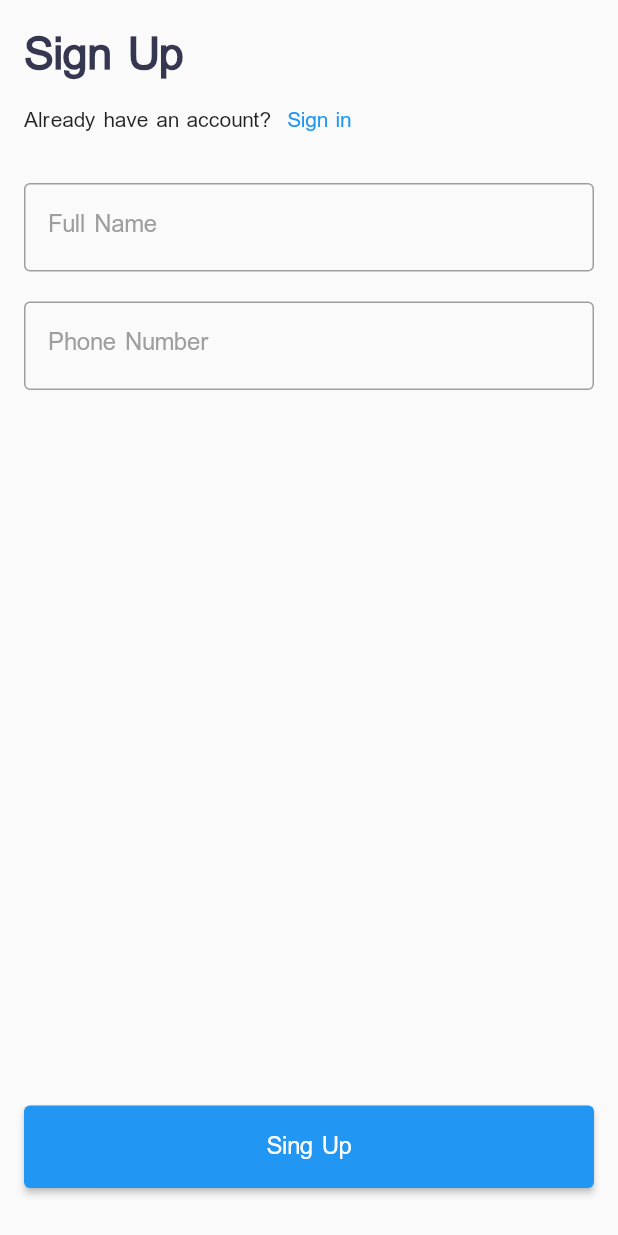
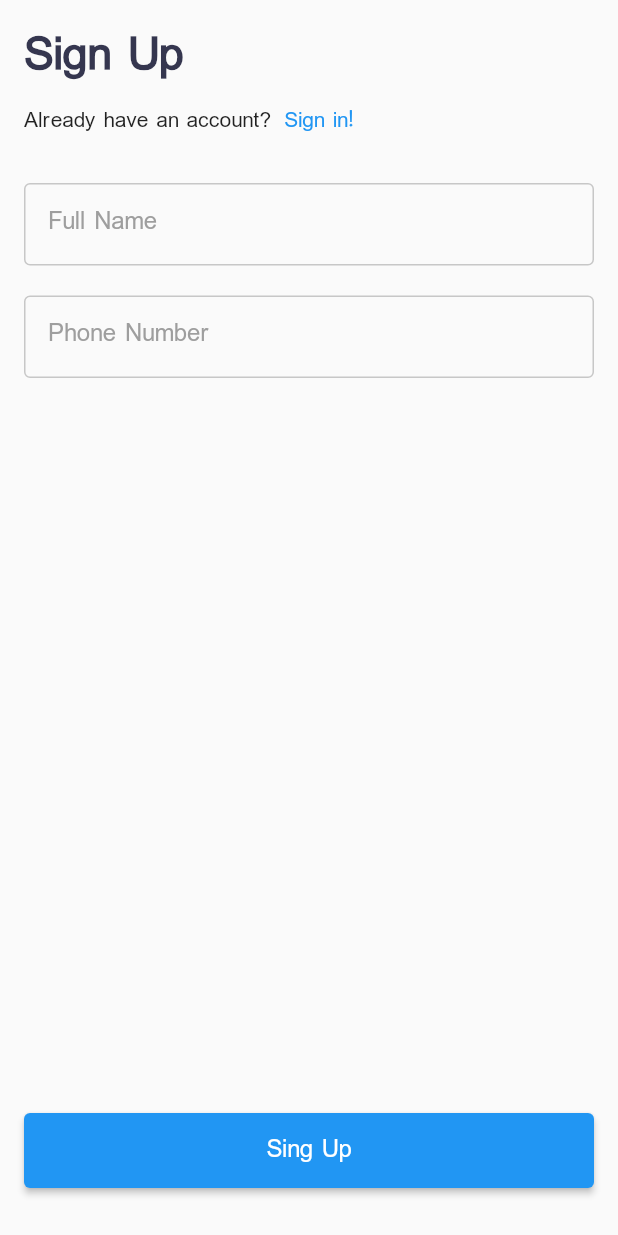
Before and after one commit to Ehsan973/flutter_doctor_reservation_app, a Flutter app: the screen it shows after launch, after a tap on "Sign Up", on a phone screen of 412 x 824 dp. Run offline on Flutter 3.47's test engine with Material 2 defaults, Android fonts, the phone set to English and light mode, and no system bars; our stand-ins replace flutter_rating_bar, flutter_svg, google_nav_bar; missing offline and left inert: dart:ffi.

Commit message:
Design Sign in screen and seprate FormTextField widget

```diff
--- a/lib/screens/sign_up_screen.dart
+++ b/lib/screens/sign_up_screen.dart
@@ -1,5 +1,6 @@
 import 'package:doctor_appointment_app/constants.dart';
 import 'package:doctor_appointment_app/screens/sign_in_screen.dart';
+import 'package:doctor_appointment_app/widgets/form_text_field.dart';
 import 'package:flutter/material.dart';
 
 class SignUpScreen extends StatefulWidget {
@@ -45,13 +46,13 @@ class _SignUpScreenState extends State<SignUpScreen> {
                       ),
                     );
                   },
-                  child: Text('Sign in'),
+                  child: Text('Sign in!'),
                 ),
               ],
             ),
           ),
-          _getTextField('Full Name'),
-          _getTextField('Phone Number'),
+          FormTextField(text: 'Full Name'),
+          FormTextField(text: 'Phone Number'),
           Spacer(),
           Padding(
             padding: EdgeInsets.symmetric(horizontal: 16, vertical: 32),
@@ -64,7 +65,7 @@ class _SignUpScreenState extends State<SignUpScreen> {
                 ),
               ),
               style: ElevatedButton.styleFrom(
-                minimumSize: Size(double.infinity, 55),
+                minimumSize: Size(double.infinity, 50),
               ),
             ),
           ),
@@ -72,40 +73,4 @@ class _SignUpScreenState extends State<SignUpScreen> {
       ),
     );
   }
-
-  Widget _getTextField(String text) {
-    return Padding(
-      padding: EdgeInsets.symmetric(horizontal: 16, vertical: 10),
-      child: TextField(
-        decoration: InputDecoration(
-          label: Text(
-            text,
-          ),
-          labelStyle: TextStyle(
-            fontSize: 16,
-            color: Colors.grey,
-          ),
-          contentPadding: EdgeInsets.symmetric(
-            horizontal: 16,
-            vertical: 16,
-          ),
-          enabledBorder: OutlineInputBorder(
-            borderSide: BorderSide(
-              width: 1,
-              color: Colors.grey,
-            ),
-          ),
-          focusedBorder: OutlineInputBorder(
-            borderSide: BorderSide(
-              width: 1,
-              color: primaryColor,
-            ),
-          ),
-          floatingLabelStyle: TextStyle(
-            fontSize: 16,
-          ),
-        ),
-      ),
-    );
-  }
 }
--- a/lib/screens/welcome_screen.dart
+++ b/lib/screens/welcome_screen.dart
@@ -1,3 +1,4 @@
+import 'package:doctor_appointment_app/constants.dart';
 import 'package:doctor_appointment_app/screens/sign_in_screen.dart';
 import 'package:doctor_appointment_app/screens/sign_up_screen.dart';
 import 'package:flutter/material.dart';
@@ -22,7 +23,53 @@ class WelcomeScreen extends StatelessWidget {
               children: [
                 Expanded(
                   child: Center(
-                    child: Text('Pezeshkyar'),
+                    child: Container(
+                      height: 160,
+                      width: 160,
+                      decoration: BoxDecoration(
+                        gradient: LinearGradient(
+                          begin: Alignment.topLeft,
+                          end: Alignment.bottomRight,
+                          colors: [
+                            Color.fromARGB(120, 255, 149, 0),
+                            // primaryColor,
+                            Color.fromARGB(100, 0, 245, 253),
+                          ],
+                        ),
+                        borderRadius: BorderRadius.circular(15),
+                      ),
+                      child: Center(
+                        child: Stack(
+                          alignment: Alignment.center,
+                          children: [
+                            Text(
+                              'PY',
+                              textAlign: TextAlign.center,
+                              style: TextStyle(
+                                fontSize: 50,
+                                // color: primaryColor,
+                                // fontWeight: FontWeight.bold,
+                                letterSpacing: 5,
+                                foreground: Paint()
+                                  ..style = PaintingStyle.stroke
+                                  ..strokeWidth = 2.5
+                                  ..color = primaryColor,
+                              ),
+                            ),
+                            Text(
+                              'PY',
+                              textAlign: TextAlign.center,
+                              style: TextStyle(
+                                fontSize: 50,
+                                letterSpacing: 5,
+                                color: Colors.white,
+                                fontWeight: FontWeight.bold,
+                              ),
+                            ),
+                          ],
+                        ),
+                      ),
+                    ),
                   ),
                 ),
                 Padding(
--- /dev/null
+++ b/lib/widgets/form_text_field.dart
@@ -0,0 +1,51 @@
+import 'package:flutter/material.dart';
+
+import '../constants.dart';
+
+class FormTextField extends StatelessWidget {
+  FormTextField({super.key, required this.text});
+  String text;
+
+  @override
+  Widget build(BuildContext context) {
+    return Padding(
+      padding: EdgeInsets.symmetric(horizontal: 16, vertical: 10),
+      child: TextField(
+        decoration: InputDecoration(
+            border: InputBorder.none,
+            label: Text(
+              text,
+            ),
+            labelStyle: TextStyle(
+              fontSize: 16,
+              color: Colors.grey,
+            ),
+            contentPadding: EdgeInsets.symmetric(
+              horizontal: 16,
+              vertical: 14,
+            ),
+            enabledBorder: OutlineInputBorder(
+              borderSide: BorderSide(
+                width: 1,
+                color: const Color.fromARGB(255, 199, 199, 199),
+              ),
+            ),
+            focusedBorder: OutlineInputBorder(
+              borderSide: BorderSide(
+                width: 1,
+                color: primaryColor,
+              ),
+            ),
+            floatingLabelStyle: TextStyle(
+              fontSize: 16,
+            ),
+            errorBorder: OutlineInputBorder(
+              borderSide: BorderSide(
+                width: 1,
+                color: primaryColor,
+              ),
+            )),
+      ),
+    );
+  }
+}
```
Also changed, not shown: lib/screens/forget_password_screen.dart (added, +15 -0 lines), lib/screens/sign_in_screen.dart (+82 -1 lines).
